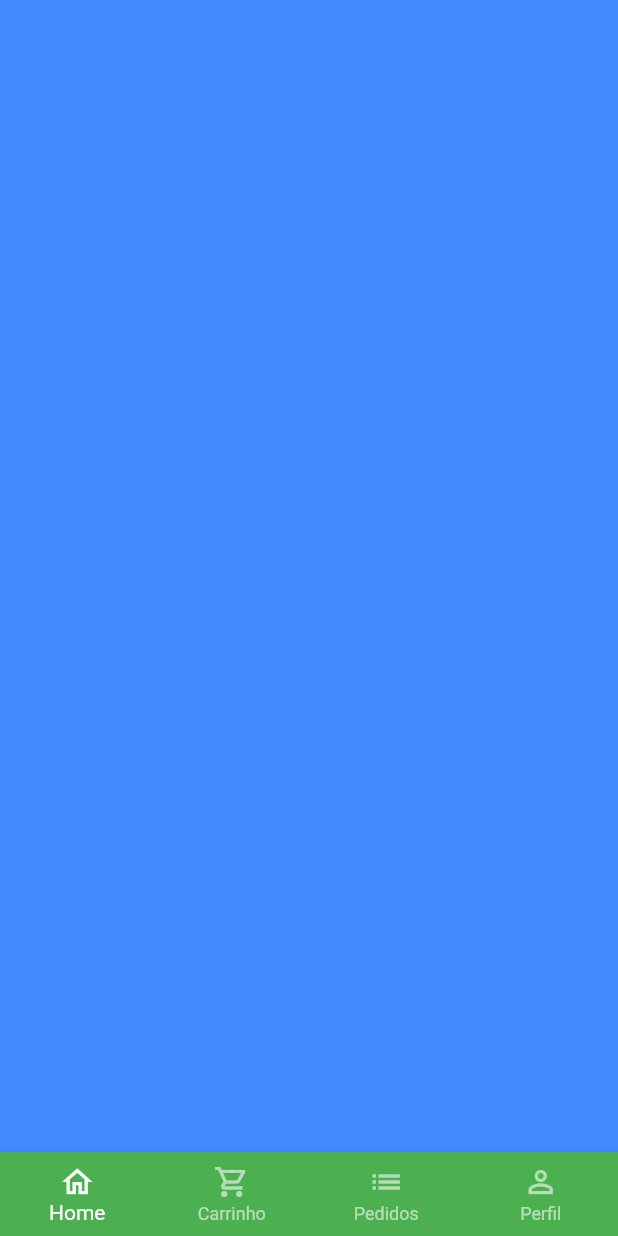
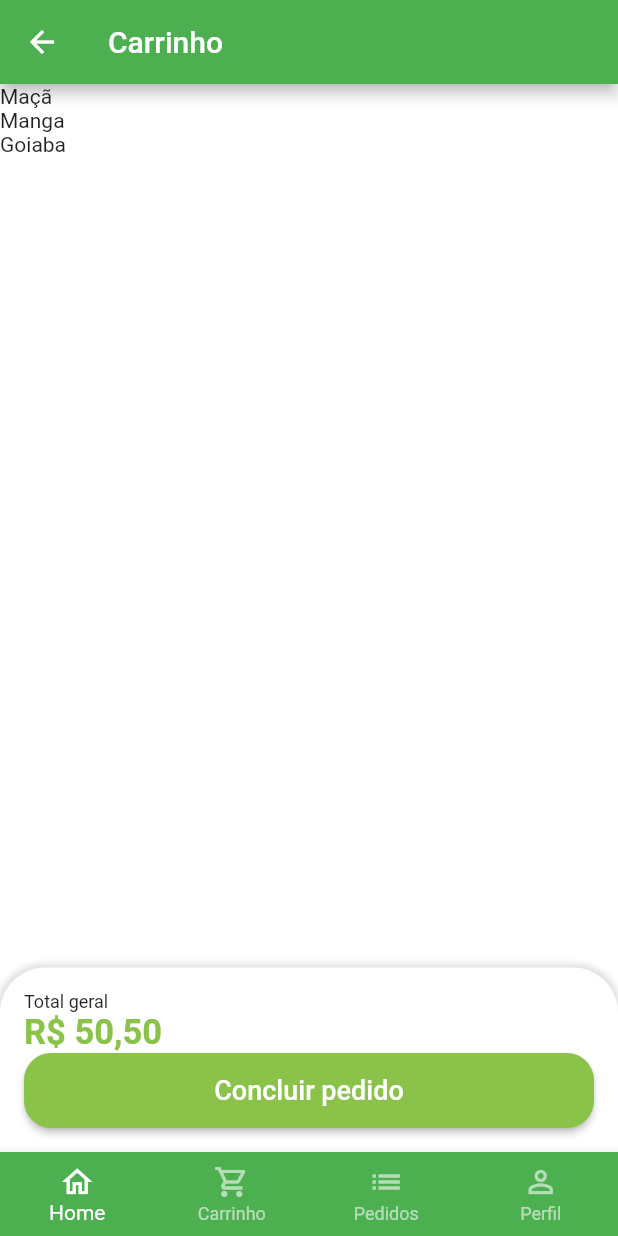
Before and after one commit to LuizMauro/flutter-mobile-shop, a Flutter app: the BaseScreen screen opened directly, swiped to page 2, on a phone screen of 412 x 824 dp. Run offline on Flutter 3.47's test engine with Material 2 defaults, Android fonts, the phone set to English and light mode, and no system bars; our stand-ins replace animated_text_kit, badges, mask_text_input_formatter.

Commit message:
create screen cart tab

```diff
--- a/lib/src/config/app_data.dart
+++ b/lib/src/config/app_data.dart
@@ -1,3 +1,5 @@
+import 'package:teste/src/models/cart_item_model.dart';
+
 import '../models/item_model.dart';
 
 ItemModel apple = ItemModel(
@@ -72,3 +74,18 @@
   'Temperos',
   'Cereais'
 ];
+
+List<CartItemModel> cartItems = [
+  CartItemModel(
+    item: apple,
+    quantity: 2,
+  ),
+  CartItemModel(
+    item: mango,
+    quantity: 1,
+  ),
+  CartItemModel(
+    item: guava,
+    quantity: 3,
+  ),
+];
--- /dev/null
+++ b/lib/src/models/cart_item_model.dart
@@ -0,0 +1,8 @@
+import 'package:teste/src/models/item_model.dart';
+
+class CartItemModel {
+  ItemModel item;
+  int quantity;
+
+  CartItemModel({required this.item, required this.quantity});
+}
--- a/lib/src/pages/base/base_screen.dart
+++ b/lib/src/pages/base/base_screen.dart
@@ -1,5 +1,7 @@
 import 'package:flutter/material.dart';
 import 'package:teste/src/pages/home/home_tab.dart';
+
+import '../cart/cart_tab.dart';
 
 class BaseScreen extends StatefulWidget {
   const BaseScreen({super.key});
@@ -20,7 +22,7 @@
         controller: pageController,
         children: [
           const HomeTab(),
-          Container(color: Colors.blueAccent),
+          CartTab(),
           Container(color: Colors.yellow),
           Container(color: Colors.green),
         ],
--- /dev/null
+++ b/lib/src/pages/cart/cart_tab.dart
@@ -0,0 +1,84 @@
+import 'package:flutter/material.dart';
+import 'package:teste/src/config/custom_colors.dart';
+import 'package:teste/src/services/utils_service.dart';
+import 'package:teste/src/config/app_data.dart' as appData;
+
+class CartTab extends StatelessWidget {
+  CartTab({super.key});
+
+  final UtilsServices utilsServices = UtilsServices();
+
+  @override
+  Widget build(BuildContext context) {
+    return Scaffold(
+      appBar: AppBar(
+        title: const Text('Carrinho'),
+      ),
+      body: Column(
+        children: [
+          Expanded(
+            child: ListView.builder(
+              itemCount: appData.cartItems.length,
+              itemBuilder: (_, index) {
+                return Text(appData.cartItems[index].item.itemName);
+              },
+            ),
+          ),
+          Container(
+            padding: const EdgeInsets.all(16),
+            decoration: BoxDecoration(
+              color: Colors.white,
+              borderRadius: const BorderRadius.vertical(
+                top: Radius.circular(30),
+              ),
+              boxShadow: [
+                BoxShadow(
+                  color: Colors.grey.shade300,
+                  blurRadius: 3,
+                  spreadRadius: 2,
+                ),
+              ],
+            ),
+            child: Column(
+              crossAxisAlignment: CrossAxisAlignment.stretch,
+              children: [
+                const Text(
+                  'Total geral',
+                  style: TextStyle(
+                    fontSize: 12,
+                  ),
+                ),
+                Text(
+                  utilsServices.priceToCurrency(50.5),
+                  style: TextStyle(
+                    fontSize: 23,
+                    color: CustomColors.customSwatchColor,
+                    fontWeight: FontWeight.bold,
+                  ),
+                ),
+                SizedBox(
+                  height: 50,
+                  child: ElevatedButton(
+                    style: ElevatedButton.styleFrom(
+                      backgroundColor: CustomColors.customSwatchColor,
+                      shape: RoundedRectangleBorder(
+                        borderRadius: BorderRadius.circular(18),
+                      ),
+                    ),
+                    onPressed: () {},
+                    child: const Text(
+                      'Concluir pedido',
+                      style: TextStyle(
+                        fontSize: 18,
+                      ),
+                    ),
+                  ),
+                )
+              ],
+            ),
+          )
+        ],
+      ),
+    );
+  }
+}
```
